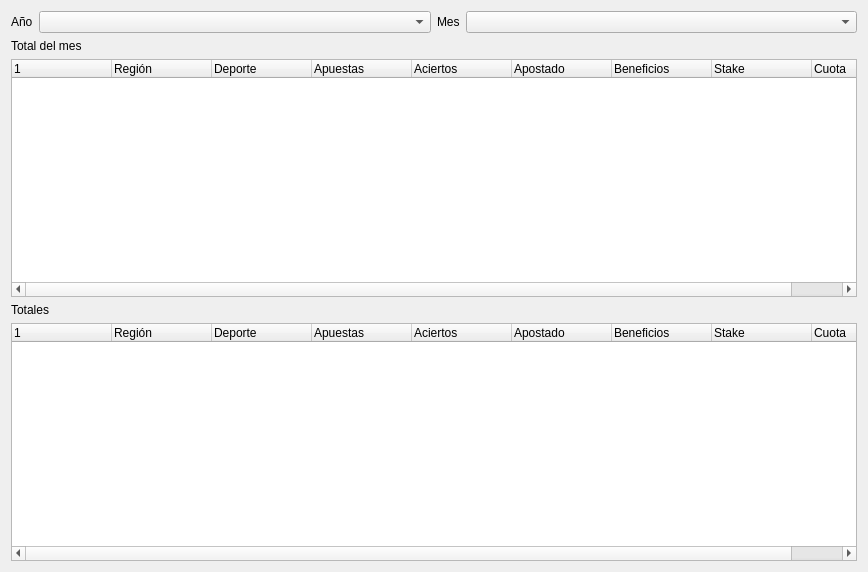
This is ui/stats_region.ui in soker90/betcon as Qt 5 draws it before an edit. The edited form follows.
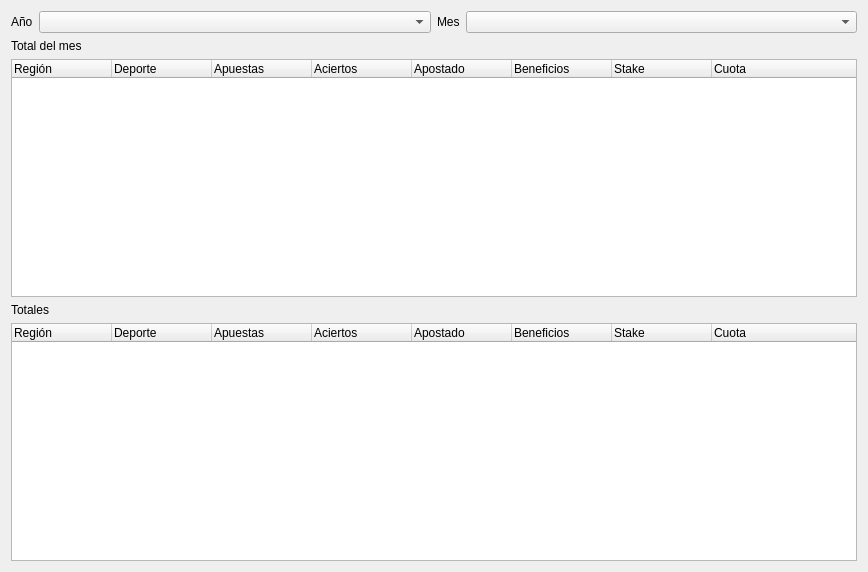
This is the edited form.

Commit message: 1. Added region stats

```diff
--- a/ui/stats_region.ui
+++ b/ui/stats_region.ui
@@ -55,11 +55,6 @@
    </item>
    <item>
     <widget class="QTreeWidget" name="treeMonth">
-     <column>
-      <property name="text">
-       <string/>
-      </property>
-     </column>
      <column>
       <property name="text">
        <string>Región</string>
@@ -111,11 +106,6 @@
    </item>
    <item>
     <widget class="QTreeWidget" name="treeTotal">
-     <column>
-      <property name="text">
-       <string/>
-      </property>
-     </column>
      <column>
       <property name="text">
        <string>Región</string>
```
The commit also changes 4 other files.
